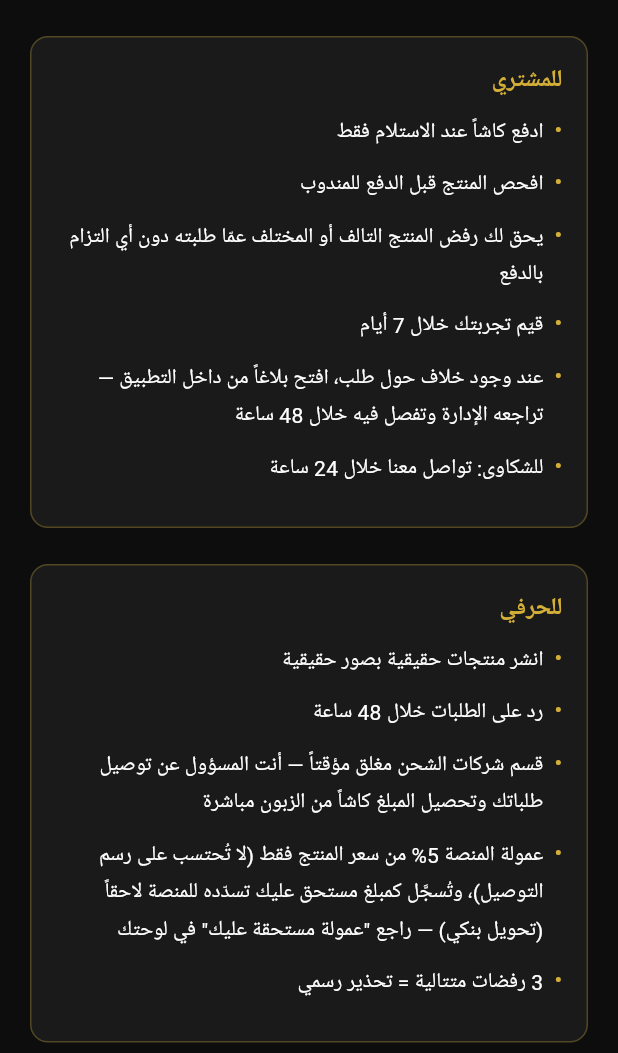
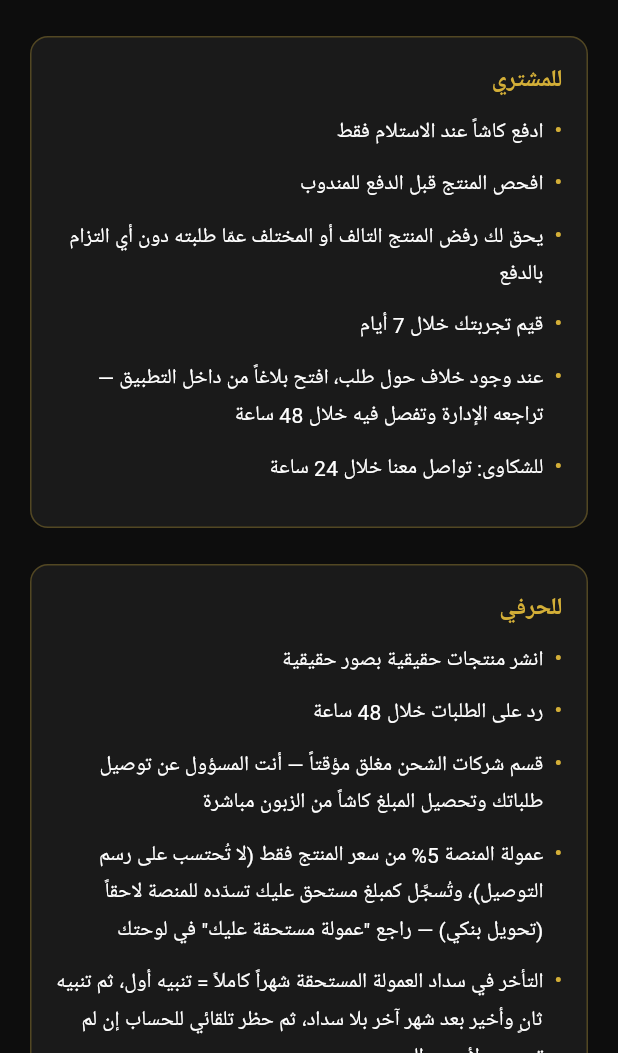
Before and after one commit to btar457/AL_HIRFA, a Flutter app: the TermsScreen screen opened directly, on a phone screen of 412 x 824 dp, the part 183-1236 px from its top. Run offline on Flutter 3.47's test engine with Material 3 defaults, Android fonts, the phone set to English and light mode, and no system bars; our stand-ins replace app_links, cached_network_image, cloud_firestore, connectivity_plus, firebase_auth, firebase_core and 7 more; missing offline and left inert: aws_common, aws_signature_v4, firebase_app_check; accounts and stored records are empty; Roboto replaces fonts that are missing (Cairo).

Commit message:
Disclose the commission warn-warn-ban policy in Terms, bump terms version
AdminService.checkCommissionCompliance() enforces a real consequence
(automatic ban) for unpaid commission, but nothing in terms_screen.dart
told the artisan this was the policy before they agreed to it — a
contractual text gap on a punitive measure. Added the bullet describing
the actual 30/30/30-day warn-warn-ban sequence.

While fixing this, noticed every terms_screen.dart change made earlier
in this session (the 10%->5% commission correction, the dispute/return
process text, the legal entity disclosure) never bumped
AppRules.currentTermsVersion — so existing users who'd already accepted
v1.0 were never prompted to re-accept the materially changed terms via
role_router.dart's mandatory update sheet; they'd only see the new text
if they happened to open the terms screen again on their own. Bumped to
v1.1 so that re-acceptance flow actually fires for everyone who agreed
to the old text.

```diff
--- a/lib/screens/shared/terms_screen.dart
+++ b/lib/screens/shared/terms_screen.dart
@@ -19,6 +19,7 @@ class TermsScreen extends StatelessWidget {
     'رد على الطلبات خلال 48 ساعة',
     'قسم شركات الشحن مغلق مؤقتاً — أنت المسؤول عن توصيل طلباتك وتحصيل المبلغ كاشاً من الزبون مباشرة',
     'عمولة المنصة 5% من سعر المنتج فقط (لا تُحتسب على رسم التوصيل)، وتُسجَّل كمبلغ مستحق عليك تسدّده للمنصة لاحقاً (تحويل بنكي) — راجع "عمولة مستحقة عليك" في لوحتك',
+    'التأخر في سداد العمولة المستحقة شهراً كاملاً = تنبيه أول، ثم تنبيه ثانٍ وأخير بعد شهر آخر بلا سداد، ثم حظر تلقائي للحساب إن لم تستجب لأي من التنبيهين',
     '3 رفضات متتالية = تحذير رسمي',
   ];
 
```
Also changed, not shown: lib/core/constants/app_rules.dart (+5 -2 lines).
